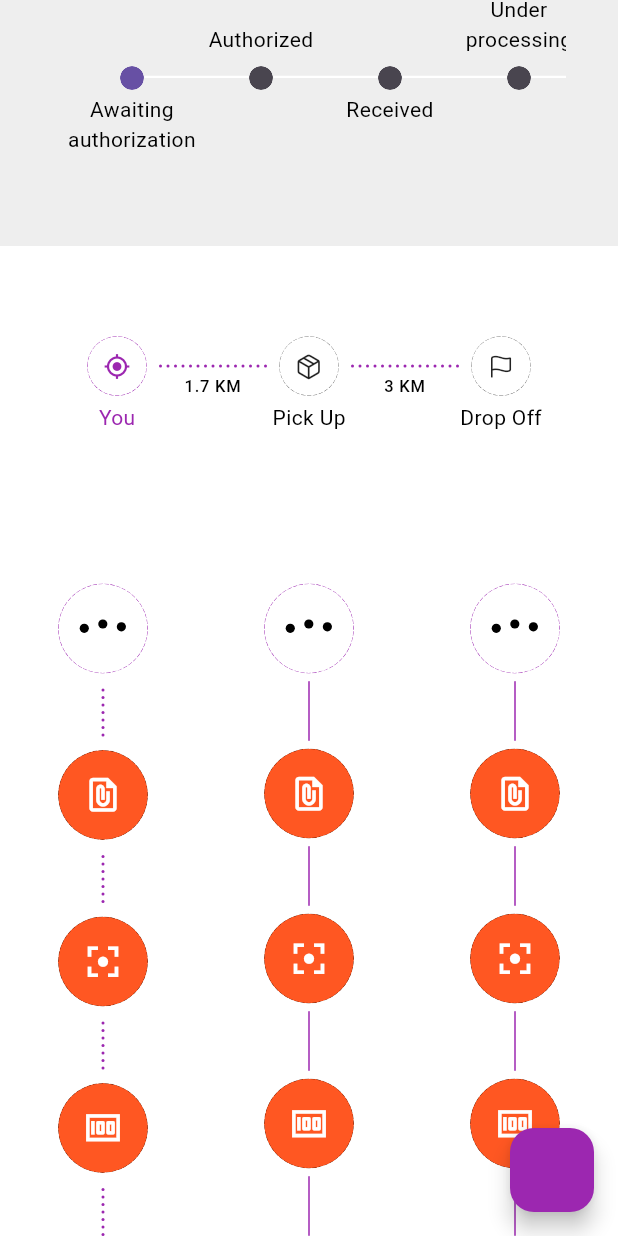
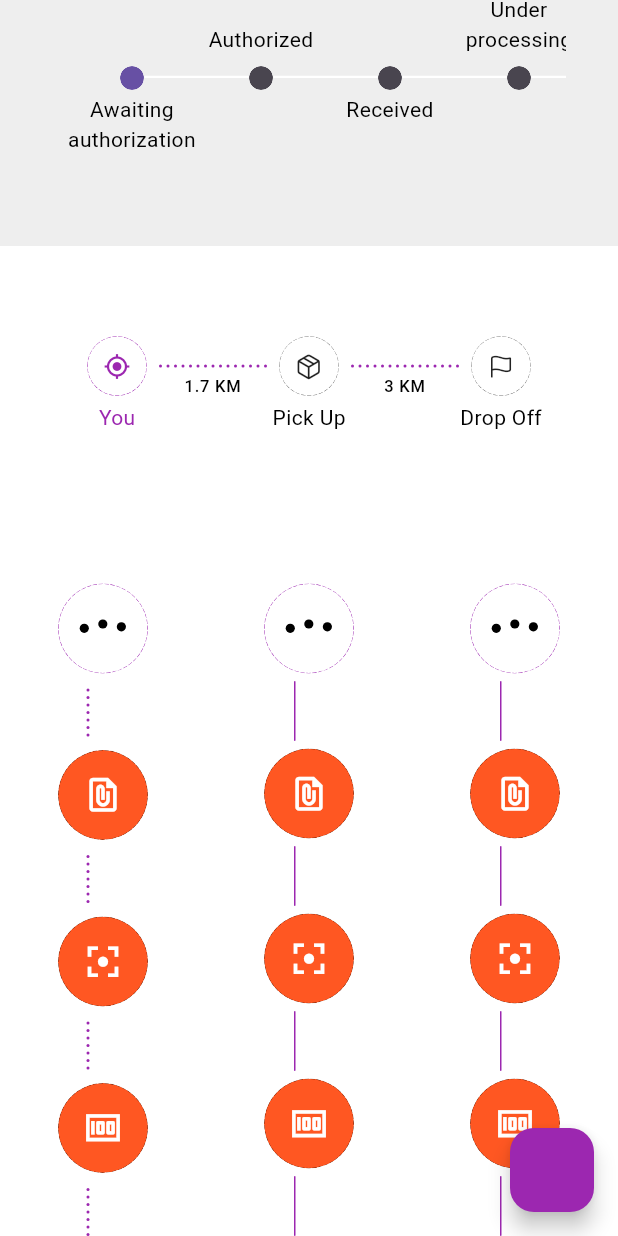
Before and after one commit to ma7moud3osman/easy_stepper, a Flutter app: the screen it shows after launch, scrolled down 861 dp, on a phone screen of 412 x 824 dp. Run offline on Flutter 3.47's test engine with Material 3 defaults, Android fonts, the phone set to English and light mode, and no system bars; our stand-ins replace lottie.

Commit message:
fix step desc widget

```diff
--- a/lib/easy_stepper.dart
+++ b/lib/easy_stepper.dart
@@ -362,18 +362,27 @@ class _EasyStepperState extends State<EasyStepper> {
               ],
             )
           : Row(
-              crossAxisAlignment: CrossAxisAlignment.center,
               children: [
                 Column(
+                  crossAxisAlignment: CrossAxisAlignment.start,
                   children: <Widget>[
-                    _buildStep(index),
-                    _buildLine(index, Axis.vertical),
+                    Row(
+                      children: [
+                        _buildStep(index),
+                        if (widget.steps[index].stepDescription != null) ...[
+                          const SizedBox(width: 8),
+                          Expanded(child: widget.steps[index].stepDescription!),
+                        ]
+                      ],
+                    ),
+                    Row(
+                      children: [
+                        SizedBox(width: widget.stepRadius),
+                        _buildLine(index, Axis.vertical),
+                      ],
+                    ),
                   ],
                 ),
-                if (widget.steps[index].stepDescription != null) ...[
-                  const SizedBox(width: 8),
-                  Expanded(child: widget.steps[index].stepDescription!),
-                ]
               ],
             );
     });
```
